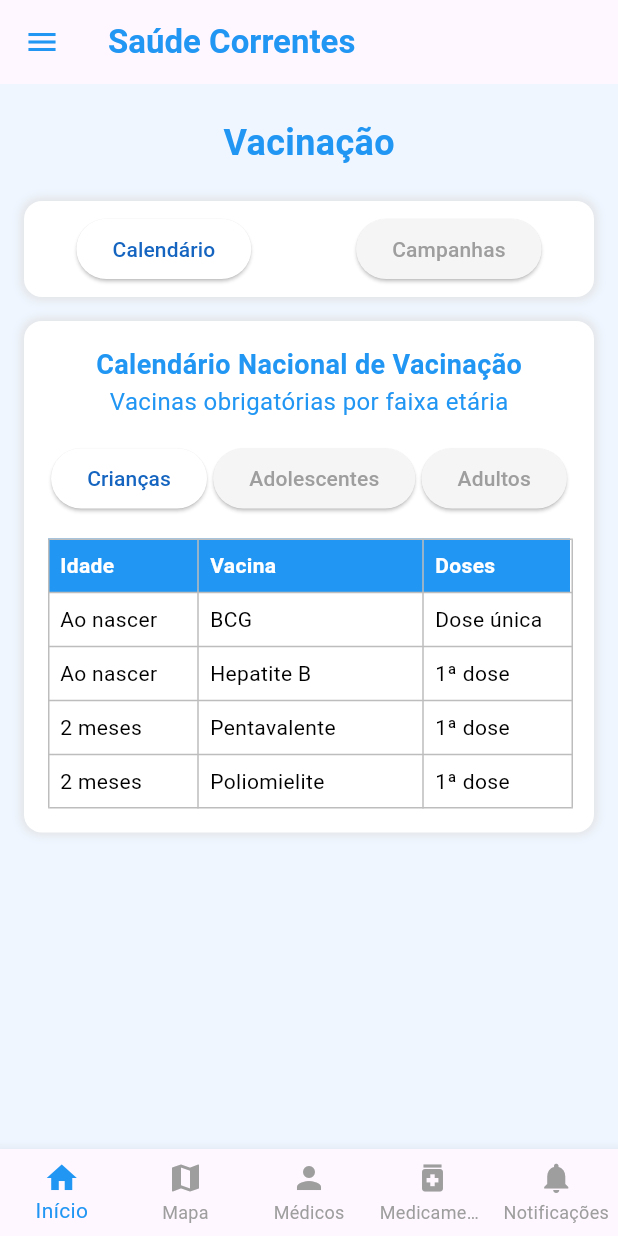
After one commit to ElissonRochaa/MOBILE-25.1-BitHealth, a Flutter app: the VaccinationPage screen opened by its route, on a phone screen of 412 x 824 dp. The commit adds this screen. Run offline on Flutter 3.47's test engine with Material 3 defaults, Android fonts, the light colour scheme and no system bars; our stand-ins replace mask_text_input_formatter.

Commit message:
feat: initial tela de vacinacao

```diff
--- a/lib/components/action_button_grid.dart
+++ b/lib/components/action_button_grid.dart
@@ -11,7 +11,9 @@ class ActionButtonGrid extends StatelessWidget {
       _ButtonData("Médicos", Icons.person, () {}),
       _ButtonData("Plantões", Icons.access_time, () {}),
       _ButtonData("Medicamentos", Icons.medication, () {}),
-      _ButtonData("Vacinação", Icons.vaccines, () {}),
+      _ButtonData("Vacinação", Icons.vaccines, () {
+        Navigator.pushNamed(context, '/vacinacao');
+      }),
       _ButtonData("Serviços", Icons.list, () {
         Navigator.pushNamed(context, '/servicos');
       }),
--- a/lib/main.dart
+++ b/lib/main.dart
@@ -3,6 +3,7 @@ import 'package:bithealth_front_end/pages/login_page.dart';
 import 'package:bithealth_front_end/pages/medicamento_page.dart';
 import 'package:bithealth_front_end/pages/news_page.dart';
 import 'package:bithealth_front_end/pages/services_page.dart';
+import 'package:bithealth_front_end/pages/vaccination_page.dart';
 import 'package:flutter/material.dart';
 import './pages/home_page.dart';
 
@@ -30,6 +31,7 @@ class SaudeCorrentesApp extends StatelessWidget {
         '/cadastro': (context) => const CadastroScreen(),
         '/noticias': (context) => const NewsPage(),
         '/servicos': (context) => const ServicesPage(),
+        '/vacinacao': (context) => const VaccinationPage(),
       },
     );
   }
--- /dev/null
+++ b/lib/pages/vaccination_page.dart
@@ -0,0 +1,278 @@
+import '../components/bottom_nav_bar.dart';
+import 'package:flutter/material.dart';
+
+void main() {
+  runApp(const VaccinationApp());
+}
+
+class VaccinationApp extends StatelessWidget {
+  const VaccinationApp({super.key});
+
+  @override
+  Widget build(BuildContext context) {
+    return MaterialApp(
+      theme: ThemeData(
+        primaryColor: Colors.blue.shade800,
+        scaffoldBackgroundColor: Colors.grey.shade50,
+        appBarTheme: const AppBarTheme(backgroundColor: Colors.white),
+      ),
+      home: const VaccinationPage(),
+    );
+  }
+}
+
+class VaccinationPage extends StatefulWidget {
+  const VaccinationPage({super.key});
+
+  @override
+  _VaccinationPageState createState() => _VaccinationPageState();
+}
+
+class _VaccinationPageState extends State<VaccinationPage> {
+  String activeTab = "calendario";
+  String activeAgeGroup = "criancas";
+
+  @override
+  Widget build(BuildContext context) {
+    return Scaffold(
+      appBar: AppBar(
+        leading: IconButton(
+          icon: const Icon(Icons.menu, color: Colors.blue),
+          onPressed: () {},
+        ),
+        title: const Text(
+          "Saúde Correntes",
+          style: TextStyle(color: Colors.blue, fontSize: 22, fontWeight: FontWeight.bold),
+        ),
+        centerTitle: false,
+        elevation: 0,
+      ),
+      body: Padding(
+        padding: const EdgeInsets.symmetric(horizontal: 16),
+        child: Column(
+          children: [
+            const SizedBox(height: 16),
+            // Título da página de vacinação
+            Container(
+              padding: const EdgeInsets.all(6),
+              child: const Text(
+                "Vacinação",
+                style: TextStyle(fontSize: 24, fontWeight: FontWeight.bold, color: Colors.blue),
+              ),
+            ),
+            const SizedBox(height: 16),
+            // Barra de abas para Calendário e Campanhas
+            Container(
+              padding: const EdgeInsets.symmetric(vertical: 8),
+              decoration: BoxDecoration(
+                color: Colors.white,
+                borderRadius: BorderRadius.circular(12),
+                boxShadow: [BoxShadow(color: Colors.grey.shade300, spreadRadius: 1, blurRadius: 5)],
+              ),
+              child: Row(
+                mainAxisAlignment: MainAxisAlignment.spaceAround,
+                children: [
+                  _buildTabButton("Calendário", "calendario"),
+                  _buildTabButton("Campanhas", "campanhas"),
+                ],
+              ),
+            ),
+            const SizedBox(height: 16),
+            // Conteúdo da aba ativa
+            if (activeTab == "calendario") ...[
+              _buildContainerWithShadow(
+                child: Column(
+                  children: [
+                    const Text(
+                      "Calendário Nacional de Vacinação",
+                      style: TextStyle(fontSize: 18, fontWeight: FontWeight.bold, color: Colors.blue),
+                    ),
+                    const Text(
+                      "Vacinas obrigatórias por faixa etária",
+                      style: TextStyle(fontSize: 16, color: Colors.blue),
+                    ),
+                    const SizedBox(height: 16),
+                    // Botões para selecionar a faixa etária
+                    Row(
+                      mainAxisAlignment: MainAxisAlignment.spaceAround,
+                      children: [
+                        _buildAgeGroupButton("Crianças", "criancas"),
+                        _buildAgeGroupButton("Adolescentes", "adolescentes"),
+                        _buildAgeGroupButton("Adultos", "adultos"),
+                      ],
+                    ),
+                    const SizedBox(height: 16),
+                    // Cabeçalho da tabela e conteúdo
+                    Table(
+                      columnWidths: const {
+                        0: FixedColumnWidth(100), // Para "Idade"
+                        1: FixedColumnWidth(150), // Para "Vacina"
+                        2: FixedColumnWidth(100), // Para "Doses"
+                      },
+                      border: TableBorder.all(color: Colors.grey.shade400, width: 1),
+                      children: [
+                        _buildTableRow("Idade", "Vacina", "Doses", isHeader: true),
+                        if (activeAgeGroup == "criancas") ...[
+                          _buildTableRow("Ao nascer", "BCG", "Dose única"),
+                          _buildTableRow("Ao nascer", "Hepatite B", "1ª dose"),
+                          _buildTableRow("2 meses", "Pentavalente", "1ª dose"),
+                          _buildTableRow("2 meses", "Poliomielite", "1ª dose"),
+                        ],
+                        if (activeAgeGroup == "adolescentes") ...[
+                          _buildTableRow("11 a 14 anos", "HPV", "2 doses"),
+                          _buildTableRow("11 a 19 anos", "Hepatite B", "3 doses"),
+                          _buildTableRow("11 a 19 anos", "Febre Amarela", "Dose única"),
+                        ],
+                        if (activeAgeGroup == "adultos") ...[
+                          _buildTableRow("20 a 59 anos", "Hepatite B", "3 doses"),
+                          _buildTableRow("20 a 59 anos", "Febre Amarela", "Dose única"),
+                          _buildTableRow("20 a 59 anos", "Tríplice Viral", "2 doses"),
+                        ],
+                      ],
+                    ),
+                  ],
+                ),
+              ),
+            ] else ...[
+              _buildContainerWithShadow(
+                child: Column(
+                  children: [
+                    const Text(
+                      "Campanhas de Vacinação",
+                      style: TextStyle(fontSize: 18, fontWeight: FontWeight.bold, color: Colors.blue),
+                    ),
+                    const Text(
+                      "Campanhas de vacinação em andamento",
+                      style: TextStyle(fontSize: 16, color: Colors.blue),
+                    ),
+                    const SizedBox(height: 16),
+                    // Cartões de campanhas
+                    _buildCampaignCard("Campanha de Vacinação contra a Gripe", "01/04/2023 a 31/05/2023", "Idosos, crianças, gestantes e profissionais de saúde", "Em andamento"),
+                    _buildCampaignCard("Campanha de Multivacinação Infantil", "01/06/2023 a 30/06/2023", "Crianças e adolescentes de 0 a 15 anos", "Em breve"),
+                  ],
+                ),
+              ),
+            ],
+          ],
+        ),
+      ),
+      bottomNavigationBar: const BottomNavBar(selectedIndex: 0),
+    );
+  }
+
+  // Função auxiliar para criar os botões da barra de abas (Calendário e Campanhas)
+  Widget _buildTabButton(String text, String tab) {
+    return ElevatedButton(
+      onPressed: () {
+        setState(() {
+          activeTab = tab;
+        });
+      },
+      style: ButtonStyle(
+        backgroundColor: MaterialStateProperty.all(activeTab == tab ? Colors.white : Colors.grey.shade100),
+        foregroundColor: MaterialStateProperty.all(activeTab == tab ? Colors.blue.shade800 : Colors.grey.shade500),
+      ),
+      child: Text(text),
+    );
+  }
+
+  // Função auxiliar para criar os botões de seleção da faixa etária
+  Widget _buildAgeGroupButton(String text, String group) {
+    return ElevatedButton(
+      onPressed: () {
+        setState(() {
+          activeAgeGroup = group;
+        });
+      },
+      style: ButtonStyle(
+        backgroundColor: MaterialStateProperty.all(activeAgeGroup == group ? Colors.white : Colors.grey.shade100),
+        foregroundColor: MaterialStateProperty.all(activeAgeGroup == group ? Colors.blue.shade800 : Colors.grey.shade500),
+      ),
+      child: Text(text),
+    );
+  }
+
+  // Função auxiliar para criar um container com bordas arredondadas e sombra
+  Widget _buildContainerWithShadow({required Widget child}) {
+    return Container(
+      padding: const EdgeInsets.all(16),
+      decoration: BoxDecoration(
+        color: Colors.white,
+        borderRadius: BorderRadius.circular(12),
+        boxShadow: [BoxShadow(color: Colors.grey.shade300, spreadRadius: 1, blurRadius: 5)],
+      ),
+      child: child,
+    );
+  }
+
+  // Função auxiliar para criar as linhas da tabela
+  TableRow _buildTableRow(String age, String vaccine, String doses, {bool isHeader = false}) {
+    return TableRow(
+      decoration: isHeader ? const BoxDecoration(color: Colors.blue) : null,
+      children: [
+        Padding(
+          padding: const EdgeInsets.all(8.0),
+          child: Text(
+            age,
+            style: TextStyle(
+              fontWeight: isHeader ? FontWeight.bold : FontWeight.normal,
+              color: isHeader ? Colors.white : Colors.black,
+            ),
+          ),
+        ),
+        Padding(
+          padding: const EdgeInsets.all(8.0),
+          child: Text(
+            vaccine,
+            style: TextStyle(
+              fontWeight: isHeader ? FontWeight.bold : FontWeight.normal,
+              color: isHeader ? Colors.white : Colors.black,
+            ),
+          ),
+        ),
+        Padding(
+          padding: const EdgeInsets.all(8.0),
+          child: Text(
+            doses,
+            style: TextStyle(
+              fontWeight: isHeader ? FontWeight.bold : FontWeight.normal,
+              color: isHeader ? Colors.white : Colors.black,
+            ),
+          ),
+        ),
+      ],
+    );
+  }
+
+  // Função auxiliar para criar o cartão de campanhas
+  Widget _buildCampaignCard(String title, String date, String target, String status) {
+    return Card(
+      margin: const EdgeInsets.only(bottom: 16),
+      child: Padding(
+        padding: const EdgeInsets.all(16.0),
+        child: Column(
+          crossAxisAlignment: CrossAxisAlignment.start,
+          children: [
+            Text(
+              title,
+              style: const TextStyle(fontSize: 18, fontWeight: FontWeight.bold, color: Colors.blue),
+            ),
+            const SizedBox(height: 8),
+            Text("Data: $date"),
+            const SizedBox(height: 8),
+              Text("Público-alvo: $target"),
+              const SizedBox(height: 8),
+              Container(
+                padding: const EdgeInsets.symmetric(horizontal: 10, vertical: 4),
+                decoration: BoxDecoration(
+                  color: status == "Em andamento" ? Colors.green.shade100 : Colors.grey.shade300,
+                  borderRadius: BorderRadius.circular(8),
+                ),
+                child: Text(status, style: const TextStyle(color: Colors.black)),
+            ),
+          ],
+        ),
+      ),
+    );
+  }
+}
```
